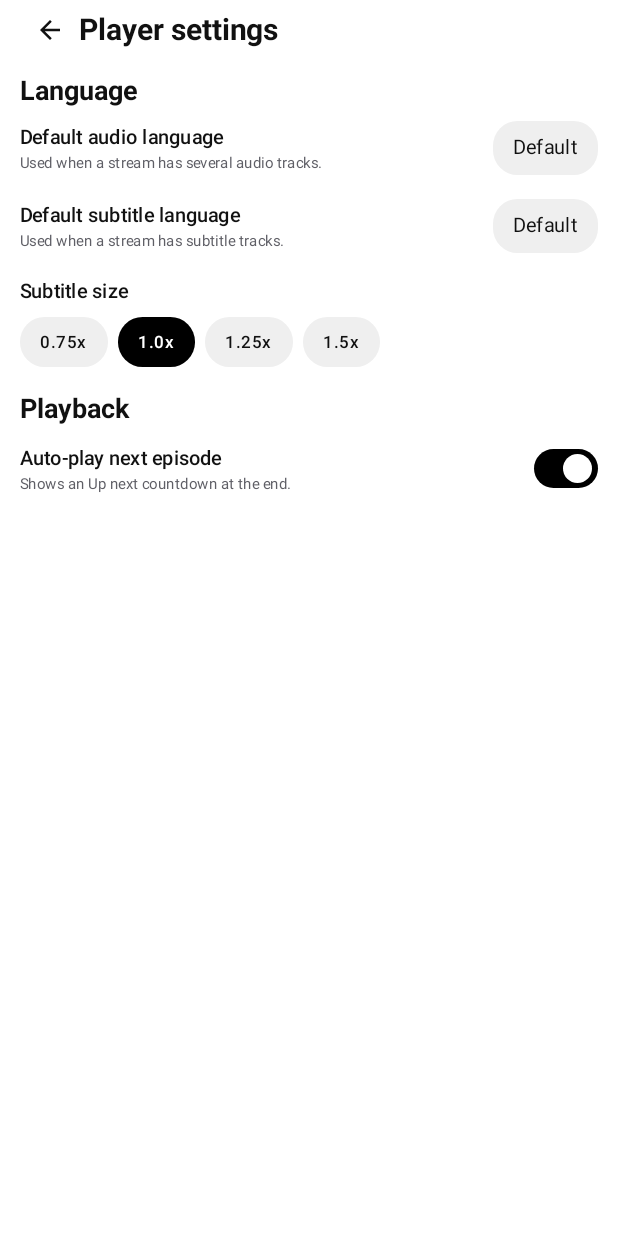
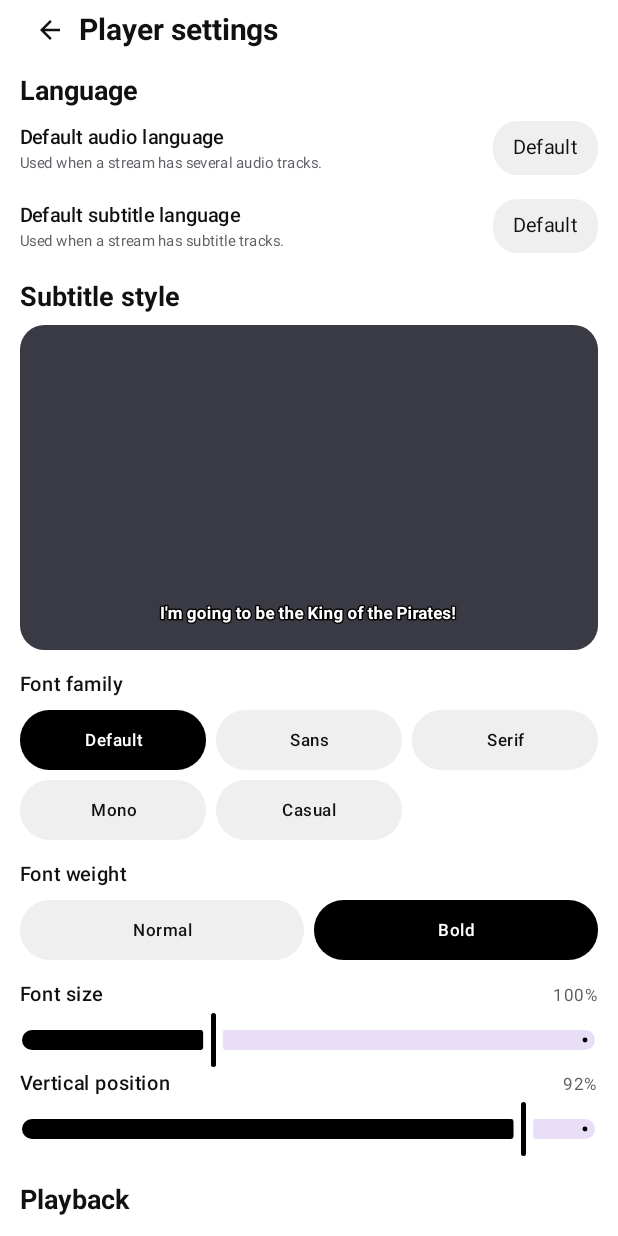
Before and after one commit to aliakbar6821/StreamHub, an Android app built with Jetpack Compose: the composable PlayerSettingsScreen shown on its own in the app's theme, on a phone screen of 412 x 824 dp. Run offline under Robolectric (Android 15) with nearby library versions, the phone set to English and light mode, and no system bars; network calls fail.

Commit message:
Settings sheet, auto skip/next, subtitle style

```diff
--- a/app/src/main/kotlin/dev/lynx/streamhub/PlayerPrefs.kt
+++ b/app/src/main/kotlin/dev/lynx/streamhub/PlayerPrefs.kt
@@ -42,6 +42,23 @@ object PlayerPrefs {
         get() = p?.getFloat("uiScale", 0.82f) ?: 0.82f
         set(v) { p?.edit()?.putFloat("uiScale", v)?.apply() }
 
+    var autoSkip: Boolean
+        get() = p?.getBoolean("autoSkip", false) ?: false
+        set(v) { p?.edit()?.putBoolean("autoSkip", v)?.apply() }
+
+    var subFont: String
+        get() = p?.getString("subFont", "default") ?: "default"
+        set(v) { p?.edit()?.putString("subFont", v)?.apply() }
+
+    var subBold: Boolean
+        get() = p?.getBoolean("subBold", true) ?: true
+        set(v) { p?.edit()?.putBoolean("subBold", v)?.apply() }
+
+    /** Vertical position in percent from the top (higher = lower on screen). */
+    var subPos: Float
+        get() = p?.getFloat("subPos", 92f) ?: 92f
+        set(v) { p?.edit()?.putFloat("subPos", v)?.apply() }
+
     var subScale: Float
         get() = p?.getFloat("subScale", 1f) ?: 1f
         set(v) { p?.edit()?.putFloat("subScale", v)?.apply() }
--- a/app/src/main/kotlin/dev/lynx/streamhub/PlayerSettings.kt
+++ b/app/src/main/kotlin/dev/lynx/streamhub/PlayerSettings.kt
@@ -64,6 +64,10 @@ fun PlayerSettingsScreen(onBack: () -> Unit) {
     var sub by remember { mutableStateOf(PlayerPrefs.subLang) }
     var auto by remember { mutableStateOf(PlayerPrefs.autoNext) }
     var scale by remember { mutableStateOf(PlayerPrefs.subScale) }
+    var autoSkip by remember { mutableStateOf(PlayerPrefs.autoSkip) }
+    var font by remember { mutableStateOf(PlayerPrefs.subFont) }
+    var bold by remember { mutableStateOf(PlayerPrefs.subBold) }
+    var pos by remember { mutableStateOf(PlayerPrefs.subPos) }
     Column(Modifier.fillMaxSize().verticalScroll(rememberScrollState()).padding(horizontal = 16.dp)) {
         Row(verticalAlignment = Alignment.CenterVertically) {
             IconButton(onClick = onBack) { Icon(Icons.Filled.ArrowBack, contentDescription = "Back") }
@@ -74,15 +78,22 @@ fun PlayerSettingsScreen(onBack: () -> Unit) {
         LangPicker("Default audio language", "Used when a stream has several audio tracks.", audio) { audio = it; PlayerPrefs.audioLang = it }
         LangPicker("Default subtitle language", "Used when a stream has subtitle tracks.", sub,
             listOf("Off" to "off")) { sub = it; PlayerPrefs.subLang = it }
-        Text("Subtitle size", style = MaterialTheme.typography.titleMedium, fontWeight = FontWeight.SemiBold,
-            modifier = Modifier.padding(top = 10.dp))
-        LazyRow(horizontalArrangement = Arrangement.spacedBy(8.dp), modifier = Modifier.padding(vertical = 8.dp)) {
-            items(listOf(0.75f, 1f, 1.25f, 1.5f)) { v ->
-                PillChip("${v}x", scale == v) { scale = v; PlayerPrefs.subScale = v }
-            }
-        }
+        Spacer(Modifier.height(12.dp))
+        Text("Subtitle style", style = MaterialTheme.typography.titleLarge, fontWeight = FontWeight.Bold)
+        SubtitleStyleEditor(
+            dark = false,
+            font = font,
+            bold = bold,
+            scale = scale,
+            pos = pos,
+            onFont = { font = it; PlayerPrefs.subFont = it },
+            onBold = { bold = it; PlayerPrefs.subBold = it },
+            onScale = { scale = it; PlayerPrefs.subScale = it },
+            onPos = { pos = it; PlayerPrefs.subPos = it },
+        )
         Spacer(Modifier.height(12.dp))
         Text("Playback", style = MaterialTheme.typography.titleLarge, fontWeight = FontWeight.Bold)
         SwitchRow("Auto-play next episode", "Shows an Up next countdown at the end.", auto) { auto = it; PlayerPrefs.autoNext = it }
+        SwitchRow("Auto skip intro", "Jumps ahead about 85 seconds at the start of an episode.", autoSkip) { autoSkip = it; PlayerPrefs.autoSkip = it }
     }
 }
--- /dev/null
+++ b/app/src/main/kotlin/dev/lynx/streamhub/SubtitleStyle.kt
@@ -0,0 +1,185 @@
+package dev.lynx.streamhub
+
+import android.graphics.Typeface
+import androidx.compose.foundation.background
+import androidx.compose.foundation.clickable
+import androidx.compose.foundation.layout.Arrangement
+import androidx.compose.foundation.layout.Box
+import androidx.compose.foundation.layout.Column
+import androidx.compose.foundation.layout.Row
+import androidx.compose.foundation.layout.Spacer
+import androidx.compose.foundation.layout.aspectRatio
+import androidx.compose.foundation.layout.fillMaxWidth
+import androidx.compose.foundation.layout.height
+import androidx.compose.foundation.layout.padding
+import androidx.compose.foundation.shape.RoundedCornerShape
+import androidx.compose.material3.MaterialTheme
+import androidx.compose.material3.Slider
+import androidx.compose.material3.Switch
+import androidx.compose.material3.Text
+import androidx.compose.runtime.Composable
+import androidx.compose.ui.Alignment
+import androidx.compose.ui.Modifier
+import androidx.compose.ui.draw.clip
+import androidx.compose.ui.graphics.Color
+import androidx.compose.ui.text.font.FontWeight
+import androidx.compose.ui.text.style.TextAlign
+import androidx.compose.ui.unit.dp
+import androidx.compose.ui.unit.sp
+import androidx.compose.ui.viewinterop.AndroidView
+import androidx.media3.common.text.Cue
+import androidx.media3.ui.CaptionStyleCompat
+import androidx.media3.ui.SubtitleView
+
+val SUB_FONTS = listOf(
+    "default" to "Default",
+    "sans" to "Sans",
+    "serif" to "Serif",
+    "mono" to "Mono",
+    "casual" to "Casual",
+)
+
+fun subtitleTypeface(font: String, bold: Boolean): Typeface {
+    val style = if (bold) Typeface.BOLD else Typeface.NORMAL
+    return when (font) {
+        "sans" -> Typeface.create("sans-serif", style)
+        "serif" -> Typeface.create("serif", style)
+        "mono" -> Typeface.create("monospace", style)
+        "casual" -> Typeface.create("casual", style)
+        else -> Typeface.create(Typeface.DEFAULT, style)
+    }
+}
+
+fun applySubtitleStyle(v: SubtitleView, font: String, bold: Boolean, scale: Float, pos: Float) {
+    v.setFractionalTextSize(0.0533f * scale)
+    v.setBottomPaddingFraction(((100f - pos) / 100f).coerceIn(0.02f, 0.5f))
+    v.setStyle(
+        CaptionStyleCompat(
+            android.graphics.Color.WHITE,
+            android.graphics.Color.TRANSPARENT,
+            android.graphics.Color.TRANSPARENT,
+            CaptionStyleCompat.EDGE_TYPE_OUTLINE,
+            android.graphics.Color.BLACK,
+            subtitleTypeface(font, bold),
+        )
+    )
+}
+
+@Composable
+private fun StyleChip(label: String, selected: Boolean, dark: Boolean, modifier: Modifier, onClick: () -> Unit) {
+    val bg = when {
+        selected && dark -> Color.White
+        selected -> Color.Black
+        dark -> Color(0x33FFFFFF)
+        else -> MaterialTheme.colorScheme.surfaceVariant
+    }
+    val fg = when {
+        selected && dark -> Color.Black
+        selected -> Color.White
+        dark -> Color.White
+        else -> MaterialTheme.colorScheme.onSurface
+    }
+    Text(
+        label,
+        color = fg,
+        fontSize = 14.sp,
+        fontWeight = FontWeight.Medium,
+        textAlign = TextAlign.Center,
+        maxLines = 1,
+        modifier = modifier
+            .clip(RoundedCornerShape(24.dp))
+            .background(bg)
+            .clickable(onClick = onClick)
+            .padding(horizontal = 12.dp, vertical = 12.dp),
+    )
+}
+
+@Composable
+fun SubtitleStyleEditor(
+    dark: Boolean,
+    font: String,
+    bold: Boolean,
+    scale: Float,
+    pos: Float,
+    onFont: (String) -> Unit,
+    onBold: (Boolean) -> Unit,
+    onScale: (Float) -> Unit,
+    onPos: (Float) -> Unit,
+) {
+    val fg = if (dark) Color.White else MaterialTheme.colorScheme.onSurface
+    val dim = if (dark) Color(0xFFAAAAAA) else MaterialTheme.colorScheme.onSurfaceVariant
+
+    Column(Modifier.fillMaxWidth().padding(horizontal = if (dark) 16.dp else 0.dp, vertical = 8.dp)) {
+        Box(
+            Modifier
+                .fillMaxWidth()
+                .aspectRatio(16f / 9f)
+                .clip(RoundedCornerShape(20.dp))
+                .background(Color(0xFF3A3A44)),
+        ) {
+            AndroidView(
+                factory = { ctx -> SubtitleView(ctx) },
+                update = { v ->
+                    applySubtitleStyle(v, font, bold, scale, pos)
+                    v.setCues(listOf(Cue.Builder().setText("I'm going to be the King of the Pirates!").build()))
+                },
+                modifier = Modifier.fillMaxWidth().aspectRatio(16f / 9f),
+            )
+        }
+
+        Spacer(Modifier.height(16.dp))
+        Text("Font family", color = fg, fontSize = 16.sp, fontWeight = FontWeight.SemiBold)
+        Spacer(Modifier.height(8.dp))
+        SUB_FONTS.chunked(3).forEach { rowFonts ->
+            Row(Modifier.fillMaxWidth().padding(bottom = 8.dp), horizontalArrangement = Arrangement.spacedBy(8.dp)) {
+                rowFonts.forEach { (key, label) ->
+                    StyleChip(label, font == key, dark, Modifier.weight(1f)) { onFont(key) }
+                }
+                repeat(3 - rowFonts.size) { Spacer(Modifier.weight(1f)) }
+            }
+        }
+
+        Spacer(Modifier.height(8.dp))
+        Text("Font weight", color = fg, fontSize = 16.sp, fontWeight = FontWeight.SemiBold)
+        Spacer(Modifier.height(8.dp))
+        Row(Modifier.fillMaxWidth(), horizontalArrangement = Arrangement.spacedBy(8.dp)) {
+            StyleChip("Normal", !bold, dark, Modifier.weight(1f)) { onBold(false) }
+            StyleChip("Bold", bold, dark, Modifier.weight(1f)) { onBold(true) }
+        }
+
+        Spacer(Modifier.height(16.dp))
+        Row(verticalAlignment = Alignment.CenterVertically) {
+            Text("Font size", color = fg, fontSize = 16.sp, fontWeight = FontWeight.SemiBold, modifier = Modifier.weight(1f))
+            Text("${(scale * 100).toInt()}%", color = dim, fontSize = 14.sp)
+        }
+        Slider(
+            value = scale * 100f,
+            onValueChange = { onScale(Math.round(it / 5f) * 5 / 100f) },
+            valueRange = 50f..200f,
+        )
+
+        Row(verticalAlignment = Alignment.CenterVertically) {
+            Text("Vertical position", color = fg, fontSize = 16.sp, fontWeight = FontWeight.SemiBold, modifier = Modifier.weight(1f))
+            Text("${pos.toInt()}%", color = dim, fontSize = 14.sp)
+        }
+        Slider(
+            value = pos,
+            onValueChange = { onPos(Math.round(it).toFloat()) },
+            valueRange = 50f..98f,
+        )
+    }
+}
+
+@Composable
+fun SheetSwitchRow(title: String, checked: Boolean, onChange: (Boolean) -> Unit) {
+    Row(
+        Modifier
+            .fillMaxWidth()
+            .clickable { onChange(!checked) }
+            .padding(horizontal = 16.dp, vertical = 8.dp),
+        verticalAlignment = Alignment.CenterVertically,
+    ) {
+        Text(title, color = Color.White, modifier = Modifier.weight(1f))
+        Switch(checked = checked, onCheckedChange = onChange)
+    }
+}
```
Also changed, not shown: app/src/main/kotlin/dev/lynx/streamhub/PlayerScreen.kt (+103 -33 lines).
